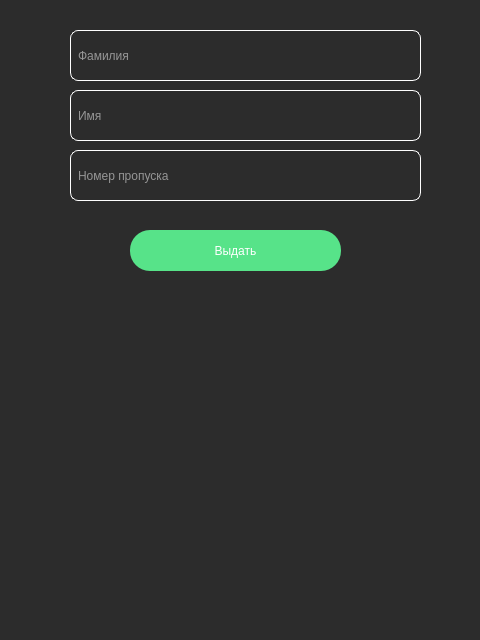
Old version of the form temp_card_window.ui in the repository raison-collab/MiigaikYAPCardsZachetPyQt.
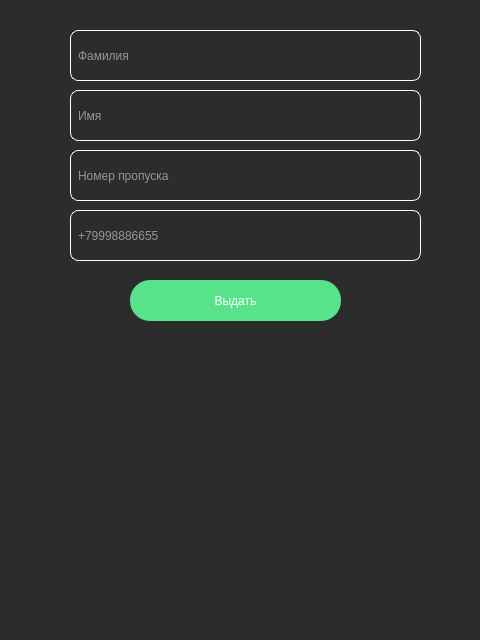
New version of the form.

What changed in the file:
```diff
--- a/temp_card_window.ui
+++ b/temp_card_window.ui
@@ -81,7 +81,7 @@
     <property name="geometry">
      <rect>
       <x>130</x>
-      <y>230</y>
+      <y>280</y>
       <width>211</width>
       <height>41</height>
      </rect>
@@ -96,6 +96,26 @@
      <string>Выдать</string>
     </property>
    </widget>
+   <widget class="QLineEdit" name="phone_number">
+    <property name="geometry">
+     <rect>
+      <x>70</x>
+      <y>210</y>
+      <width>351</width>
+      <height>51</height>
+     </rect>
+    </property>
+    <property name="styleSheet">
+     <string notr="true">border-radius: 8px;
+color: rgb(255, 255, 255);
+padding: 5px;
+font: 25 italic 13pt &quot;Ubuntu&quot;;
+border:  1px solid #fff;</string>
+    </property>
+    <property name="placeholderText">
+     <string>+79998886655</string>
+    </property>
+   </widget>
   </widget>
  </widget>
  <resources/>
```
